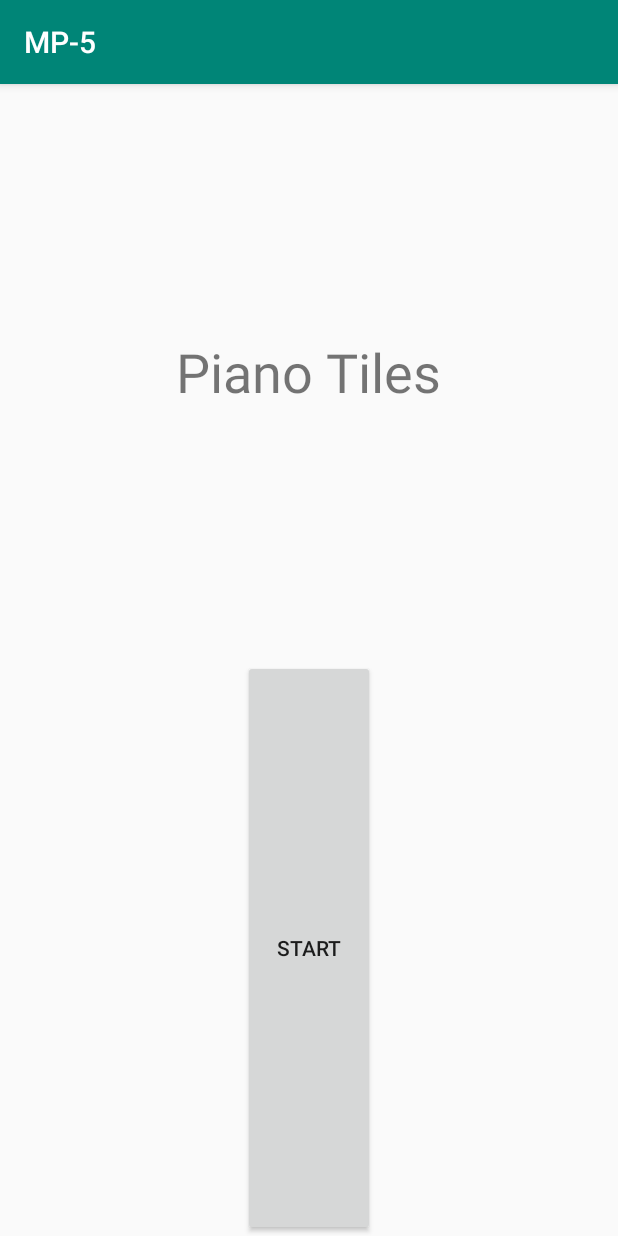
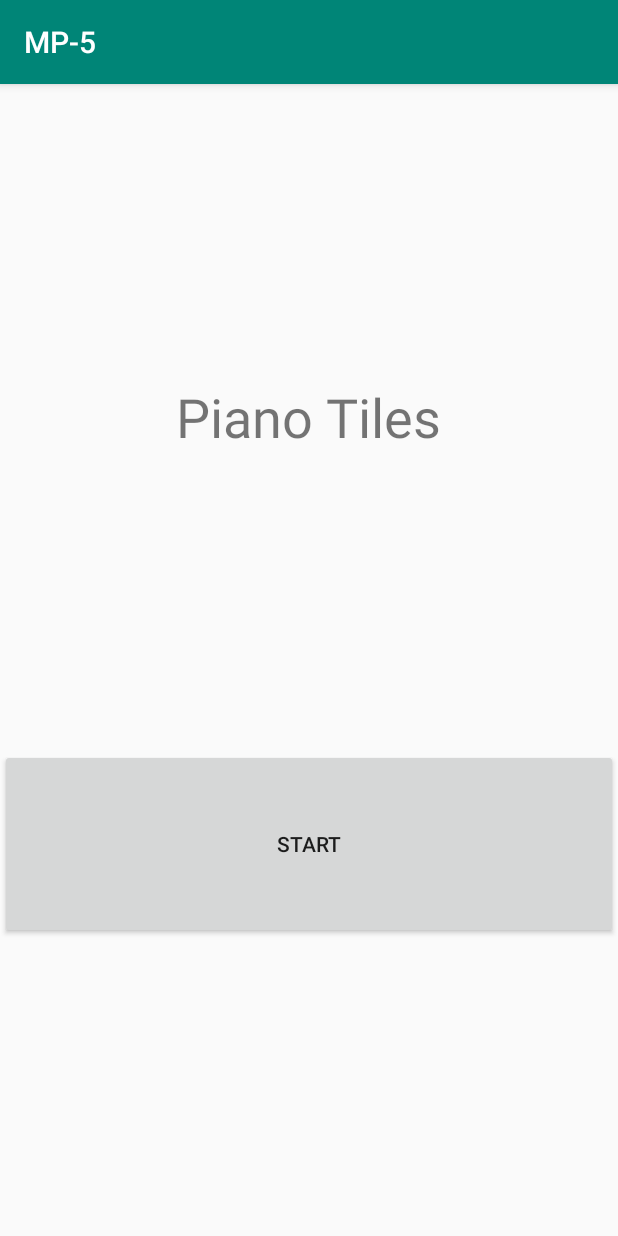
Before and after one commit to jlwang3/MP-5, an Android app: the screen it shows after launch (NewGameActivity), on a phone screen of 412 x 824 dp. Run offline under Robolectric (Android 15) with nearby library versions, the phone set to English and light mode, and no system bars.

Commit message:
button borders

```diff
--- a/app/src/main/res/layout/game_activity.xml
+++ b/app/src/main/res/layout/game_activity.xml
@@ -12,9 +12,8 @@
         android:layout_gravity="bottom|center_vertical"
         android:background="#00000000"
         android:divider="@android:color/background_dark"
-        android:gravity="bottom"
+        android:gravity="fill_vertical"
         android:orientation="vertical"
-        android:visibility="visible">
+        android:visibility="visible" />
 
-    </LinearLayout>
 </LinearLayout>
--- a/app/src/main/res/layout/layout.xml
+++ b/app/src/main/res/layout/layout.xml
@@ -8,24 +8,28 @@
         android:id="@+id/button1"
         android:layout_width="wrap_content"
         android:layout_height="150dp"
+        android:layout_margin="2dp"
         android:layout_weight="1" />
 
     <Button
         android:id="@+id/button2"
         android:layout_width="wrap_content"
         android:layout_height="150dp"
+        android:layout_margin="2dp"
         android:layout_weight="1" />
 
     <Button
         android:id="@+id/button3"
         android:layout_width="wrap_content"
         android:layout_height="150dp"
+        android:layout_margin="2dp"
         android:layout_weight="1" />
 
     <Button
         android:id="@+id/button4"
         android:layout_width="wrap_content"
         android:layout_height="150dp"
+        android:layout_margin="2dp"
         android:layout_weight="1" />
 
 </LinearLayout>
--- a/app/src/main/res/layout/new_game_activity.xml
+++ b/app/src/main/res/layout/new_game_activity.xml
@@ -22,11 +22,16 @@
 
         <Button
             android:id="@+id/createGame"
-            android:layout_width="wrap_content"
+            android:layout_width="match_parent"
             android:layout_height="wrap_content"
-            android:layout_weight="1"
+            android:layout_weight="0.2"
             android:gravity="center"
             android:text="Start" />
+
+        <Space
+            android:layout_width="match_parent"
+            android:layout_height="wrap_content"
+            android:layout_weight="0.5" />
     </LinearLayout>
 
 </LinearLayout>
```
